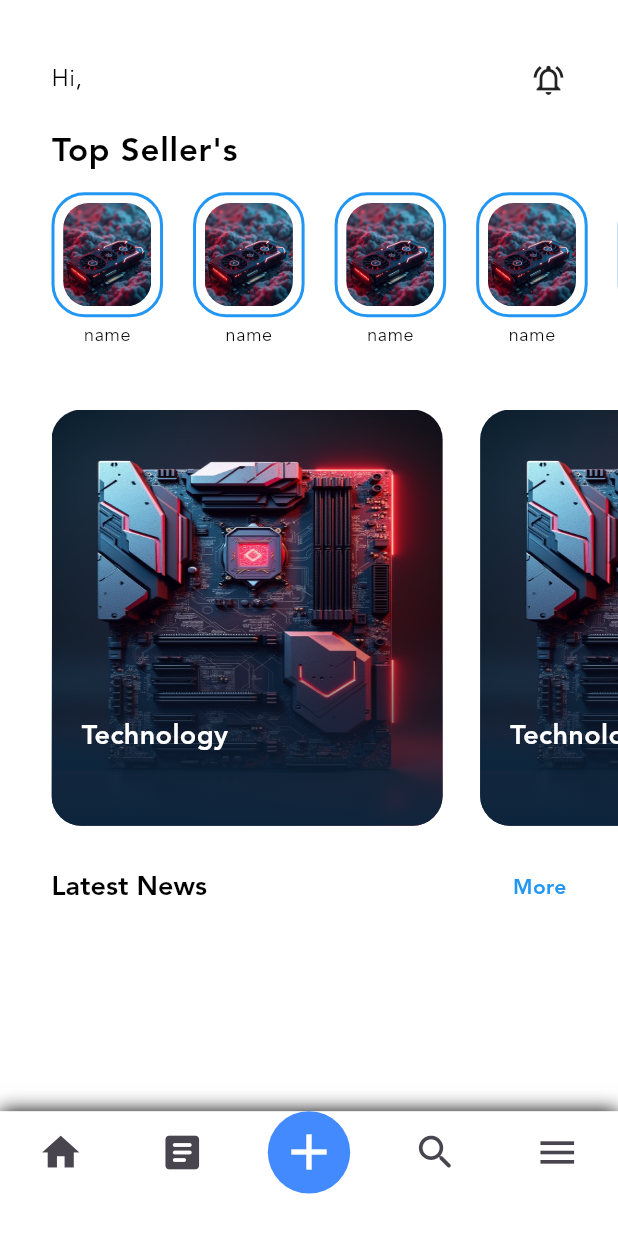
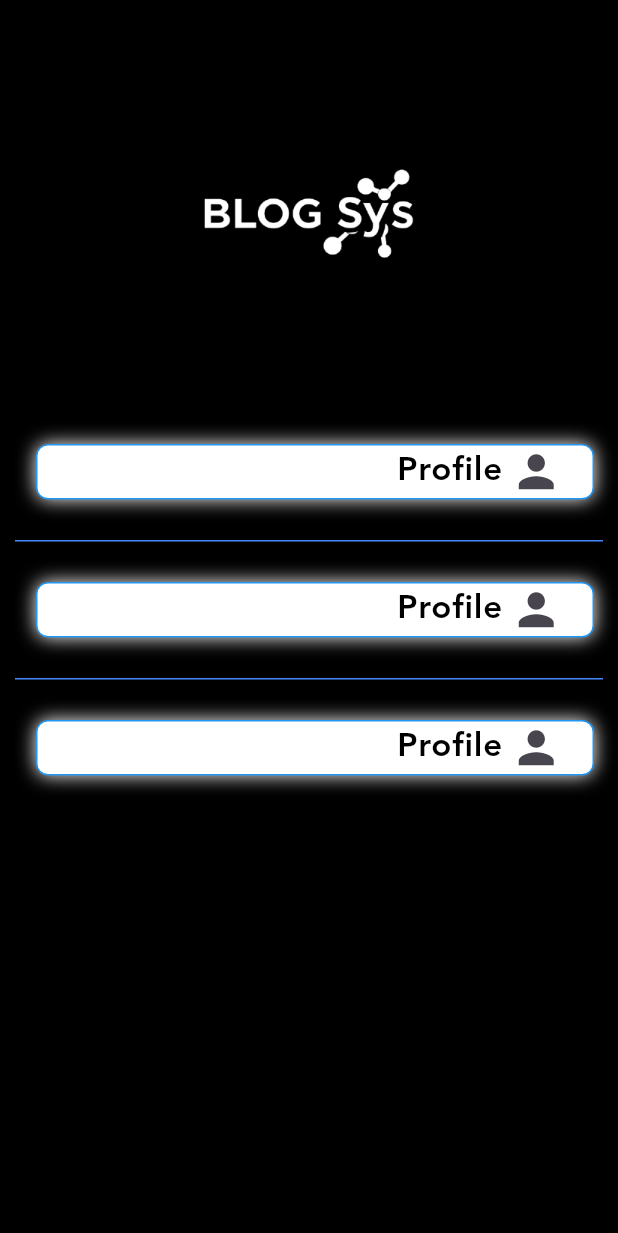
Before and after one commit to Kaspian021/Blog-Sys, a Flutter app: the HomeScreen screen opened by its route, with the side drawer open (before the commit the screen has no drawer), on a phone screen of 412 x 824 dp. Shown: the top 1233 px of the screen. Run offline on Flutter 3.47's test engine with Material 3 defaults, Android fonts, the phone set to English and light mode, and no system bars; our stand-ins replace cached_network_image, dio, dots_indicator, firebase_auth, firebase_core, flutter_spinkit and 2 more; accounts and stored records are empty; network calls fail.

Commit message:
add Drawer home Screen

```diff
--- a/lib/view/Screens/Home/home_screen.dart
+++ b/lib/view/Screens/Home/home_screen.dart
@@ -16,13 +16,133 @@ class HomeScreen extends StatelessWidget {
   final box = GetStorage();
   final controller = Get.find<HomeController>();
 
+  final GlobalKey<ScaffoldState> _key = GlobalKey();
+
   @override
   Widget build(BuildContext context) {
     var textstyle = Theme.of(context).textTheme;
     var sizeBody = MediaQuery.of(context).size.width / 12;
     return SafeArea(
       child: Scaffold(
+        drawerEdgeDragWidth: 20,
+        key: _key,
+        drawerEnableOpenDragGesture: false,
+        endDrawerEnableOpenDragGesture: true,
         backgroundColor: Colors.white,
+        drawerScrimColor: Colors.black,
+
+        endDrawer:  Directionality(
+          textDirection: TextDirection.rtl,
+
+
+
+
+
+          child: ListView(
+
+            children:  [
+              const SizedBox(height: 50,),
+              Image.asset(Assets.images.logoBlog.path,scale: 2,color: Colors.white,),
+              const SizedBox(height: 50,),
+              ListTile(
+                onTap: () {
+                  //Screen_profile
+                },
+                title: Container(
+                  width: Get.width/1.9,
+
+                  decoration: BoxDecoration(
+                    color: Colors.white,
+                    borderRadius: BorderRadius.circular(8),
+                    boxShadow: const [
+                      BoxShadow(color: Colors.white,blurRadius: 10)
+                    ],
+                    border: Border.all(color: Colors.blue,width: 1,style: BorderStyle.solid)
+                  ),
+                  child: Row(
+
+                    children: [
+                      const SizedBox(width: 20,),
+                      const Icon(Icons.person,size: 35,),
+                      const SizedBox(width: 5,),
+                      Text('Profile',style: textstyle.bodyLarge,),
+
+                    ],
+                  ),
+                )
+              ),
+              const SizedBox(height: 10,),
+              const Divider(
+                color: Colors.blueAccent,
+                endIndent: 10,
+                indent: 10,
+
+              ),
+              const SizedBox(height: 10,),
+              ListTile(
+
+                title: Container(
+                  width: Get.width/1.9,
+
+                  decoration: BoxDecoration(
+                    color: Colors.white,
+                    borderRadius: BorderRadius.circular(8),
+                    boxShadow: const [
+                      BoxShadow(color: Colors.white,blurRadius: 10)
+                    ],
+                    border: Border.all(color: Colors.blue,width: 1,style: BorderStyle.solid)
+                  ),
+                  child: Row(
+
+                    children: [
+                      const SizedBox(width: 20,),
+                      const Icon(Icons.person,size: 35,),
+                      const SizedBox(width: 5,),
+                      Text('Profile',style: textstyle.bodyLarge,),
+
+                    ],
+                  ),
+                )
+              ),
+              const SizedBox(height: 10,),
+              const Divider(
+                color: Colors.blueAccent,
+                endIndent: 10,
+                indent: 10,
+
+              ),
+              const SizedBox(height: 10,),
+              ListTile(
+                onTap: () {},
+                title: Container(
+                  width: Get.width/1.9,
+
+                  decoration: BoxDecoration(
+                    color: Colors.white,
+                    borderRadius: BorderRadius.circular(8),
+                    boxShadow: const [
+                      BoxShadow(color: Colors.white,blurRadius: 10)
+                    ],
+                    border: Border.all(color: Colors.blue,width: 1,style: BorderStyle.solid)
+                  ),
+                  child: Row(
+
+                    children: [
+                      const SizedBox(width: 20,),
+                      const Icon(Icons.person,size: 35,),
+                      const SizedBox(width: 5,),
+                      Text('Profile',style: textstyle.bodyLarge,),
+
+                    ],
+                  ),
+                )
+              ),
+
+            ],
+          ),
+
+        ),
+
         //bottomNavigationBar
         bottomNavigationBar: Container(
           height: Get.height / 9.90,
@@ -57,7 +177,10 @@ class HomeScreen extends StatelessWidget {
                     icon: const Icon(Icons.search_rounded, size: 30),
                   ),
                   IconButton(
-                    onPressed: () {},
+                    onPressed: () {
+                      _key.currentState!.openDrawer();
+
+                    },
                     icon: const Icon(Icons.menu, size: 30),
                   ),
                 ],
```
